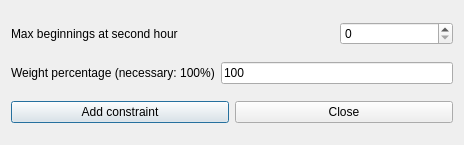
Before: the Qt Designer form fet/src/interface/addconstraintteachersmorningsearlymaxbeginningsatsecondhourform_template.ui in vonmecheln/fet, drawn with Qt 5.
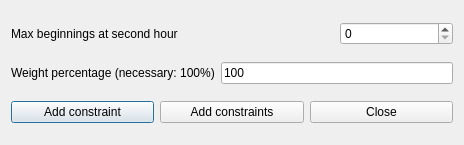
After: the same form once the commit is applied.

What changed in the file:
```diff
--- a/fet/src/interface/addconstraintteachersmorningsearlymaxbeginningsatsecondhourform_template.ui
+++ b/fet/src/interface/addconstraintteachersmorningsearlymaxbeginningsatsecondhourform_template.ui
@@ -23,6 +23,13 @@
        </property>
       </widget>
      </item>
+     <item>
+      <widget class="QPushButton" name="addConstraintsPushButton">
+       <property name="text">
+        <string>Add constraints</string>
+       </property>
+      </widget>
+     </item>
      <item>
       <widget class="QPushButton" name="closePushButton">
        <property name="text">
```
